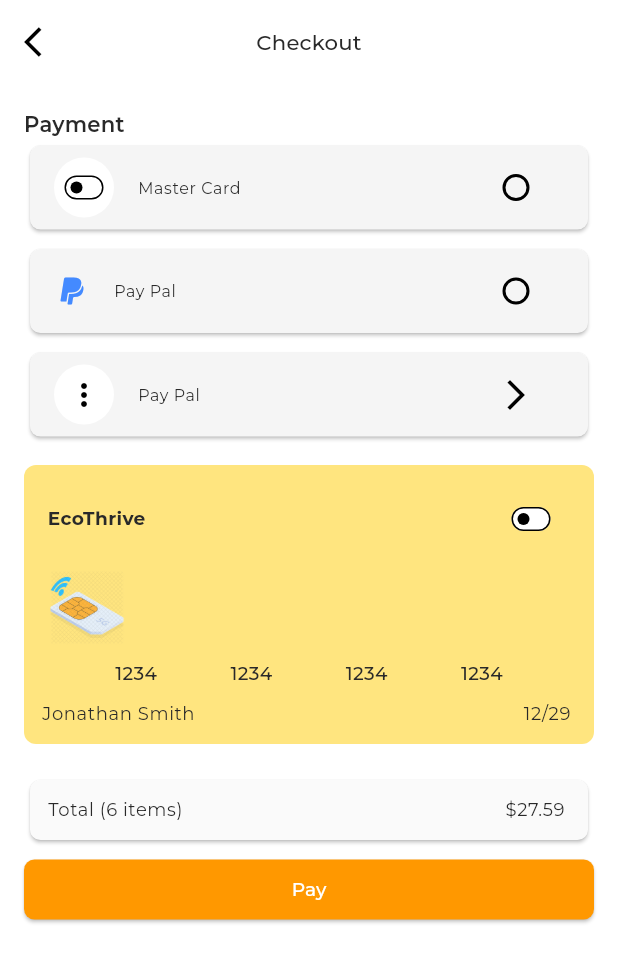
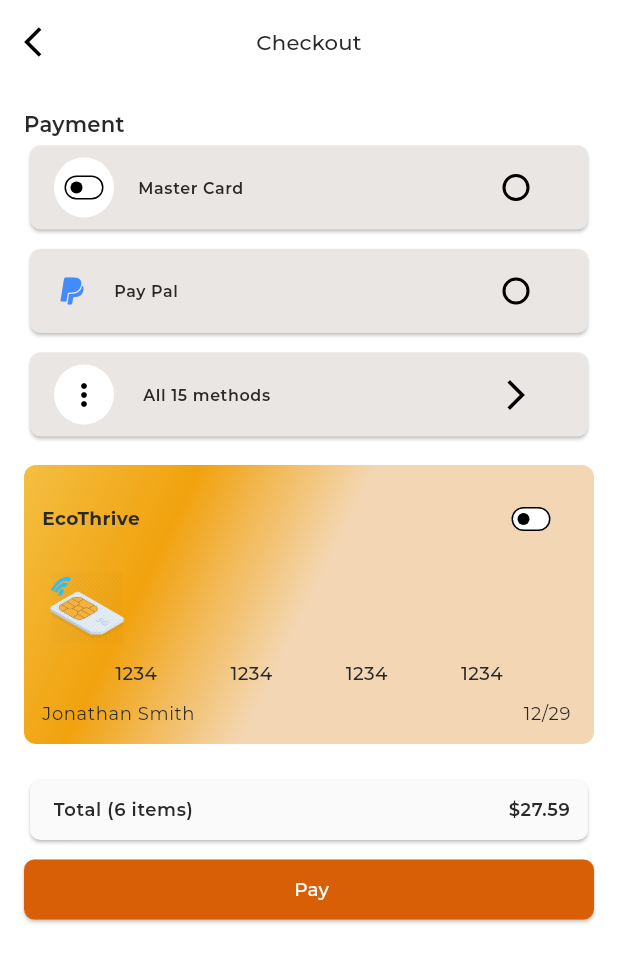
Before and after one commit to devsoheldas/Smart-Pharmacy, a Flutter app: the CheckoutScreen screen opened directly, on a phone screen of 412 x 824 dp. Shown: the top 962 px of the screen. Run offline on Flutter 3.47's test engine with Material 3 defaults, Android fonts, the light colour scheme and no system bars; our stand-ins replace flutter_screenutil, flutter_svg, fluttertoast, shared_preferences; accounts and stored records are empty; project files that could hold a hidden picture were left out.

Commit message:
update CheckoutScreen and Successful Screen

```diff
--- a/lib/app.dart
+++ b/lib/app.dart
@@ -22,7 +22,8 @@
           themeMode: ThemeMode.system,
           title: AppStrings.appTitle,
           debugShowCheckedModeBanner: false,
-          home: HomeScreen(),
+          // home: HomeScreen(),
+          home: PaymentSuccesfulScreen(),
         );
       },
     );
--- a/lib/core/constants/app_asset_paths.dart
+++ b/lib/core/constants/app_asset_paths.dart
@@ -30,6 +30,8 @@
   static const logo_horizontal = '$images/logo_horizontal.png';
   static const logoSquare = '$images/logo_square.png';
   static const contactUs = '$images/contact_us.png';
+  static const SimeCard = '$images/Sim Card.png';
+  static const PaymentSucessfulImage = '$images/Successful_image.png';
 
 
 // Add more assets
--- a/lib/core/constants/app_colors.dart
+++ b/lib/core/constants/app_colors.dart
@@ -48,6 +48,7 @@
   static const Color ctaLight = Color(0xFFFFF7E7);
   static const Color LightOrange = Color(0xFFECCCA2);
   static const Color Orange = Color(0xFFD85F06);
+  static const Color CardColor = Color(0xFFEAE6E4);
 
 
   static const Color selectedBackground = Color(0xFF1D1E20);
@@ -61,5 +62,14 @@
     begin: Alignment.topCenter,
     end: Alignment.bottomCenter,
   );
+  static const LinearGradient CheckoutScreenContainerColor = LinearGradient(
+    colors: [
+      Color(0xFFF3BF42),
+      Color(0xFFF1A20E),
+      Color(0xFFF3D7B4),
+    ],
+    begin: Alignment.topLeft,
+    end: Alignment.center,
+  );
 
 }
--- a/lib/core/constants/app_strings.dart
+++ b/lib/core/constants/app_strings.dart
@@ -2,5 +2,33 @@
   static const appTitle = 'E-Pharma';
   static const welcome = 'Welcome to the app!';
   static const loginButton = 'Login';
+  static const CheckoutScreenAppbarTitle = 'Checkout';
+  static const CheckoutScreenBodyHeadTitle = 'Payment';
+  static const CheckoutScreenCardOneTitle = 'Master Card';
+  static const CheckoutScreenCardTwoTitle = 'Pay Pal';
+  static const CheckoutScreenCardThirdTitle = ' All 15 methods';
+  static const CheckoutScreenContainerTextone = 'EcoThrive';
+  static const CheckoutScreenContainerTexttwo = '1234';
+  static const CheckoutScreenContainerTextthird1 = 'Jonathan Smith';
+  static const CheckoutScreenContainerTextthird2 = '12/29 ';
+  static const CheckoutScreenCardForthTitle = ' Total (6 items)';
+  static const CheckoutScreenCardForthTraling = ' \$27.59';
+  static const CheckoutScreenPayButton = ' Pay';
+  static const PaymentSuccessful = ' Payment Successful';
+  static const PaymentSuccessfulMassageOne = ' Payment Successful! Thanks for your ';
+  static const PaymentSuccessfulMassageTwo =  "order - it's now confirmed . " ;
+  static const PaymentDetails =  "Payment Details " ;
+  static const PaymentDetailsTransactionID =  "Transaction ID" ;
+  static const TransactionID =  "4051 3543 1002" ;
+  static const PaymentDetailsTransactionDate =  "Date" ;
+  static const TransactionDate =  "1 April 2025" ;
+  static const PaymentDetailsTransactionTypeofTransaction =  "Type of Transaction" ;
+  static const TypeofTransaction =  "Master Card " ;
+  static const PaymentDetailsTransactionTotal =  "Total " ;
+  static const TransactionTotal =  "\$27.59  " ;
+  static const PaymentDetailsTransactionStatus =  "Status " ;
+  static const TransactionStatus =  "Success " ;
+  static const TrackYourButton =  "Track Your Order " ;
+  static const BacktoHomeButton =  "Back to Home " ;
 // Add more strings
 }
--- a/lib/feature/checkout/checkout_screen.dart
+++ b/lib/feature/checkout/checkout_screen.dart
@@ -1,4 +1,8 @@
 import 'package:flutter/material.dart';
+import '../../core/constants/app_asset_paths.dart';
+import '../../core/constants/app_colors.dart';
+import '../../core/constants/app_strings.dart';
+
 class CheckoutScreen extends StatefulWidget {
   const CheckoutScreen({super.key});
 
@@ -7,19 +11,20 @@
 }
 
 class _CheckoutScreenState extends State<CheckoutScreen> {
-
   bool isSwitch = false;
-  String? isRadio ;
+  String? isRadio;
 
   @override
   Widget build(BuildContext context) {
     return Scaffold(
       appBar: AppBar(
-        leading:IconButton(onPressed: (){},
-            icon: Icon(Icons.arrow_back_ios),),
-        title: Text("Checkout",style: Theme.of(context).textTheme.titleMedium,),
+        leading: IconButton(onPressed: () {}, icon: Icon(Icons.arrow_back_ios)),
+        title: Text(
+          AppStrings.CheckoutScreenAppbarTitle,
+          style: Theme.of(context).textTheme.titleMedium,
+        ),
         centerTitle: true,
-        ),
+      ),
       body: SafeArea(
         child: Padding(
           padding: const EdgeInsets.all(16.0),
@@ -27,80 +32,107 @@
             child: Column(
               crossAxisAlignment: CrossAxisAlignment.start,
               children: [
-                Text("Payment",style: Theme.of(context).textTheme.titleMedium!.copyWith(
-                  fontWeight: FontWeight.w600,
-                ),),
+                Text(
+                  AppStrings.CheckoutScreenBodyHeadTitle,
+                  style: Theme.of(context).textTheme.titleMedium!.copyWith(
+                    fontWeight: FontWeight.w600,
+                  ),
+                ),
                 Card(
+                  color: AppColors.CardColor,
                   shape: RoundedRectangleBorder(
                     borderRadius: BorderRadius.circular(7),
                   ),
-                  color: Colors.grey.shade100,
+                  // color: Colors.grey,
                   child: ListTile(
                     leading: CircleAvatar(
-                      backgroundColor: Colors.white,
+                      backgroundColor: AppColors.whiteColor,
                       child: Transform.scale(
                         scale: 0.5,
-                        child: Switch(value: isSwitch,
-                            onChanged: (value){
-                              setState(() {
-                                isSwitch = value;
-                              });
-                            }
+                        child: Switch(
+                          value: isSwitch,
+                          onChanged: (value) {
+                            setState(() {
+                              isSwitch = value;
+                            });
+                          },
                         ),
                       ),
                     ),
-                    title: Text("Master Card",style: Theme.of(context).textTheme.bodySmall,),
+                    title: Text(
+                      AppStrings.CheckoutScreenCardOneTitle,
+                      style: Theme.of(context).textTheme.bodySmall!.copyWith(
+                        fontWeight: FontWeight.w600,
+                      ),
+                    ),
                     trailing: Radio(
                       value: "yes",
                       groupValue: isRadio,
-                      onChanged: (value){
+                      onChanged: (value) {
                         setState(() {
-                          isRadio = value ;
+                          isRadio = value;
                         });
                       },
                     ),
                   ),
                 ),
-                SizedBox(height: 5,),
+                SizedBox(height: 5),
                 Card(
+                  color: AppColors.CardColor,
                   shape: RoundedRectangleBorder(
                     borderRadius: BorderRadius.circular(7),
                   ),
-                  color: Colors.grey.shade100,
                   child: ListTile(
-                    leading:  Icon(Icons.paypal_outlined,color: Colors.blueAccent,),
-                    title: Text("Pay Pal",style: Theme.of(context).textTheme.bodySmall,),
+                    leading: Icon(
+                      Icons.paypal_outlined,
+                      color: Colors.blueAccent,
+                    ),
+                    title: Text(
+                      AppStrings.CheckoutScreenCardTwoTitle,
+                      style: Theme.of(context).textTheme.bodySmall!.copyWith(
+                        fontWeight: FontWeight.w600,
+                      ),
+                    ),
                     trailing: Radio(
                       value: "no",
                       groupValue: isRadio,
-                      onChanged: (value){
+                      onChanged: (value) {
                         setState(() {
-                          isRadio = value ;
+                          isRadio = value;
                         });
                       },
                     ),
                   ),
                 ),
-                SizedBox(height: 5,),
+                SizedBox(height: 5),
                 Card(
+                  color: AppColors.CardColor,
                   shape: RoundedRectangleBorder(
                     borderRadius: BorderRadius.circular(7),
                   ),
-                  color: Colors.grey.shade100,
+                  // color: AppColors.blackColor,
                   child: ListTile(
-                    leading:  CircleAvatar(
+                    leading: CircleAvatar(
                       backgroundColor: Colors.white,
-                      child: Icon(Icons.more_vert,color: Colors.black,)
+                      child: Icon(Icons.more_vert, color: Colors.black),
                     ),
-                    title: Text("Pay Pal",style: Theme.of(context).textTheme.bodySmall,),
-                    trailing: IconButton(onPressed: (){}, icon: Icon(Icons.arrow_forward_ios_outlined)),
+                    title: Text(
+                      AppStrings.CheckoutScreenCardThirdTitle,
+                      style: Theme.of(context).textTheme.bodySmall!.copyWith(
+                        fontWeight: FontWeight.w600,
+                      ),
+                    ),
+                    trailing: IconButton(
+                      onPressed: () {},
+                      icon: Icon(Icons.arrow_forward_ios_outlined),
+                    ),
                   ),
                 ),
-                SizedBox(height: 15,),
+                SizedBox(height: 15),
                 Container(
                   decoration: BoxDecoration(
                     borderRadius: BorderRadius.circular(8),
-                    color: Colors.amberAccent.shade100
+                    gradient: AppColors.CheckoutScreenContainerColor,
                   ),
                   child: Padding(
                     padding: const EdgeInsets.all(12.0),
@@ -110,54 +142,63 @@
                         Row(
                           mainAxisAlignment: MainAxisAlignment.spaceBetween,
                           children: [
-                            Text(" EcoThrive ",style: Theme.of(context).textTheme.bodyMedium!.copyWith(
-                              fontWeight: FontWeight.w700
-                            ),),
+                            Text(
+                              AppStrings.CheckoutScreenContainerTextone,
+                              style: Theme.of(context).textTheme.bodyMedium!
+                                  .copyWith(fontWeight: FontWeight.w700),
+                            ),
                             Transform.scale(
                               scale: 0.5,
-                              child: Switch(value: isSwitch,
-                                  onChanged: (value){
-                                    setState(() {
-                                      isSwitch = value;
-                                    });
-                                  }
+                              child: Switch(
+                                value: isSwitch,
+                                onChanged: (value) {
+                                  setState(() {
+                                    isSwitch = value;
+                                  });
+                                },
                               ),
                             ),
                           ],
                         ),
-                        SizedBox(height: 10,),
+                        SizedBox(height: 10),
                         SizedBox(
-                            height: 50,
-                            width: 60,
-                            child: Image.asset("assets/images/Sim Card.png")),
-                        SizedBox(height: 10,),
+                          height: 50,
+                          width: 60,
+                          child: Image.asset(AssetPaths.SimeCard),
+                        ),
+                        SizedBox(height: 10),
                         Row(
                           mainAxisAlignment: MainAxisAlignment.spaceEvenly,
                           children: [
-                            Text("1234" ),
-                            Text("1234" ),
-                            Text("1234" ),
-                            Text("1234" ),
+                            Text(AppStrings.CheckoutScreenContainerTexttwo),
+                            Text(AppStrings.CheckoutScreenContainerTexttwo),
+                            Text(AppStrings.CheckoutScreenContainerTexttwo),
+                            Text(AppStrings.CheckoutScreenContainerTexttwo),
                           ],
                         ),
-                        SizedBox(height: 10,),
+                        SizedBox(height: 10),
                         Row(
                           mainAxisAlignment: MainAxisAlignment.spaceBetween,
                           children: [
-                            Text("Jonathan Smith", style: Theme.of(context).textTheme.bodySmall!.copyWith(
-                              fontSize: 12,
-                            ),),
-                            Text(" 12/29 ", style: Theme.of(context).textTheme.bodySmall!.copyWith(
-                              fontSize: 12,
-                            ),)
+                            Text(
+                              AppStrings.CheckoutScreenContainerTextthird1,
+                              style: Theme.of(
+                                context,
+                              ).textTheme.bodySmall!.copyWith(fontSize: 12),
+                            ),
+                            Text(
+                              AppStrings.CheckoutScreenContainerTextthird2,
+                              style: Theme.of(
+                                context,
+                              ).textTheme.bodySmall!.copyWith(fontSize: 12),
+                            ),
                           ],
-                        )
-
+                        ),
                       ],
                     ),
                   ),
                 ),
-                SizedBox(height: 20,),
+                SizedBox(height: 20),
                 Card(
                   color: Colors.grey.shade50,
                   shape: RoundedRectangleBorder(
@@ -168,30 +209,41 @@
                     child: Row(
                       mainAxisAlignment: MainAxisAlignment.spaceBetween,
                       children: [
-                        Text("Total (6 items)",style: Theme.of(context).textTheme.bodySmall!.copyWith(
-                          fontSize: 12,
-                        ),),
-                        Text("\$27.59 ",style: Theme.of(context).textTheme.bodySmall!.copyWith(
-                          fontSize: 12,
-                        ),),
+                        Text(
+                          AppStrings.CheckoutScreenCardForthTitle,
+                          style: Theme.of(
+                            context,
+                          ).textTheme.bodySmall!.copyWith(fontSize: 12,
+                              fontWeight: FontWeight.w600
+                          ),
+                        ),
+                        Text(
+                          AppStrings.CheckoutScreenCardForthTraling,
+                          style: Theme.of(
+                            context,
+                          ).textTheme.bodySmall!.copyWith(fontSize: 12,
+                            fontWeight: FontWeight.w600
+                          ),
+                        ),
                       ],
                     ),
                   ),
                 ),
-                SizedBox(height: 5,),
+                SizedBox(height: 5),
                 SizedBox(
                   width: double.infinity,
                   child: ElevatedButton(
-                      style: ElevatedButton.styleFrom(
-                        backgroundColor: Colors.orange,
-                        foregroundColor: Colors.white,
-                        shape: RoundedRectangleBorder(
-                          borderRadius: BorderRadius.circular(7)
-                        )
+                    style: ElevatedButton.styleFrom(
+                      backgroundColor: AppColors.Orange,
+                      foregroundColor: Colors.white,
+                      shape: RoundedRectangleBorder(
+                        borderRadius: BorderRadius.circular(7),
                       ),
-                      onPressed: (){}, child: Text("Pay")),
-                )
-
+                    ),
+                    onPressed: () {},
+                    child: Text(AppStrings.CheckoutScreenPayButton),
+                  ),
+                ),
               ],
             ),
           ),
--- a/lib/feature/checkout/payment_succesful_screen.dart
+++ b/lib/feature/checkout/payment_succesful_screen.dart
@@ -1,4 +1,6 @@
+import 'package:e_pharma/core/constants/app_strings.dart';
 import 'package:flutter/material.dart';
+import '../../core/constants/app_asset_paths.dart';
 import '../../core/constants/app_colors.dart' as Colors;
 
 
@@ -25,18 +27,18 @@
                   child: Center(
                     child: Column(
                       children: [
-                        Image.asset("assets/images/Successful_image.png",
+                        Image.asset(AssetPaths.PaymentSucessfulImage,
                           height: 90,
                           width: 60,
                           color: Colors.AppColors.greenColor,
                         ),
                         SizedBox(height: 5,),
-                        Text("Payment Successful",style: Theme.of(context).textTheme.titleMedium,),
+                        Text(AppStrings.PaymentSuccessful,style: Theme.of(context).textTheme.titleMedium,),
                         SizedBox(height: 5,),
-                        Text("Payment Successful! Thanks for your ",style: Theme.of(context).textTheme.bodySmall!.copyWith(
+                        Text(AppStrings.PaymentSuccessfulMassageOne,style: Theme.of(context).textTheme.bodySmall!.copyWith(
                           color: Theme.of(context).textTheme.bodySmall!.color!.withOpacity(0.7),
                         ),),
-                        Text("order - it's now confirmed.",
+                        Text(AppStrings.PaymentSuccessfulMassageTwo,
                           style: Theme.of(context).textTheme.bodySmall!.copyWith(
                             color: Theme.of(context).textTheme.bodySmall!.color!.withOpacity(0.7),
                           ),
@@ -46,7 +48,7 @@
                   ),
                 ),
                 SizedBox(height: 25,),
-                Text("Payment Details", style: Theme.of(context).textTheme.bodySmall!.copyWith(
+                Text(AppStrings.PaymentDetails, style: Theme.of(context).textTheme.bodySmall!.copyWith(
                  fontWeight: FontWeight.w600,
                 ),),
                 SizedBox(height: 5,),
@@ -65,10 +67,10 @@
                         Row(
                           mainAxisAlignment: MainAxisAlignment.spaceBetween,
                           children: [
-                            Text(" Transaction ID ",style: Theme.of(context).textTheme.bodySmall!.copyWith(
+                            Text( AppStrings.PaymentDetailsTransactionID,style: Theme.of(context).textTheme.bodySmall!.copyWith(
                               color: Theme.of(context).textTheme.bodySmall!.color!.withOpacity(0.5),
                             ),),
-                            Text(" 4051 3543 1002 ",style: Theme.of(context).textTheme.bodySmall!.copyWith(
+                            Text(AppStrings.TransactionID,style: Theme.of(context).textTheme.bodySmall!.copyWith(
                               fontWeight: FontWeight.w500,
                             ),)
                           ],
@@ -77,10 +79,10 @@
                         Row(
                           mainAxisAlignment: MainAxisAlignment.spaceBetween,
                           children: [
-                            Text(" Date ",style: Theme.of(context).textTheme.bodySmall!.copyWith(
+                            Text(AppStrings.PaymentDetailsTransactionDate,style: Theme.of(context).textTheme.bodySmall!.copyWith(
                               color: Theme.of(context).textTheme.bodySmall!.color!.withOpacity(0.5),
                             ),),
-                            Text(" 1 April 2025 ",style: Theme.of(context).textTheme.bodySmall!.copyWith(
+                            Text(AppStrings.TransactionDate,style: Theme.of(context).textTheme.bodySmall!.copyWith(
                               fontWeight: FontWeight.w500,
                             ),)
                           ],
@@ -89,10 +91,10 @@
                         Row(
                           mainAxisAlignment: MainAxisAlignment.spaceBetween,
                           children: [
-                            Text(" Type of Transaction ",style: Theme.of(context).textTheme.bodySmall!.copyWith(
+                            Text(AppStrings.PaymentDetailsTransactionTypeofTransaction,style: Theme.of(context).textTheme.bodySmall!.copyWith(
                               color: Theme.of(context).textTheme.bodySmall!.color!.withOpacity(0.5),
                             ),),
-                            Text(" Master Card ",style: Theme.of(context).textTheme.bodySmall!.copyWith(
+                            Text(AppStrings.TypeofTransaction,style: Theme.of(context).textTheme.bodySmall!.copyWith(
                               fontWeight: FontWeight.w500,
                             ),)
                           ],
@@ -101,10 +103,10 @@
                         Row(
                           mainAxisAlignment: MainAxisAlignment.spaceBetween,
                           children: [
-                            Text(" Total ",style: Theme.of(context).textTheme.bodySmall!.copyWith(
+                            Text(AppStrings.PaymentDetailsTransactionTotal,style: Theme.of(context).textTheme.bodySmall!.copyWith(
                               color: Theme.of(context).textTheme.bodySmall!.color!.withOpacity(0.5),
                             ),),
-                            Text(" \$27.59 ",style: Theme.of(context).textTheme.bodySmall!.copyWith(
+                            Text(AppStrings.TransactionTotal,style: Theme.of(context).textTheme.bodySmall!.copyWith(
                               fontWeight: FontWeight.w500,
                             ),)
                           ],
@@ -113,10 +115,10 @@
                         Row(
                           mainAxisAlignment: MainAxisAlignment.spaceBetween,
                           children: [
-                            Text("  Status ",style: Theme.of(context).textTheme.bodySmall!.copyWith(
+                            Text(AppStrings.PaymentDetailsTransactionStatus,style: Theme.of(context).textTheme.bodySmall!.copyWith(
                               color: Theme.of(context).textTheme.bodySmall!.color!.withOpacity(0.5),
                             ),),
-                            Text(" Success ",style: Theme.of(context).textTheme.bodySmall!.copyWith(
+                            Text(AppStrings.TransactionStatus,style: Theme.of(context).textTheme.bodySmall!.copyWith(
                               fontWeight: FontWeight.w500,
                               color: Colors.AppColors.greenColor
                             ),)
@@ -137,7 +139,7 @@
                         borderRadius: BorderRadius.circular(7),
                       )
                     ),
-                      onPressed: (){}, child: Text("Track Your Order")),
+                      onPressed: (){}, child: Text(AppStrings.TrackYourButton)),
                 ),
                 SizedBox(height: 25,),
                 SizedBox(
@@ -150,7 +152,7 @@
                           borderRadius: BorderRadius.circular(5),
                         )
                       ),
-                      onPressed: (){}, child: Text("Back to Home")),
+                      onPressed: (){}, child: Text(AppStrings.BacktoHomeButton)),
                 ),
               ],
             ),
```
